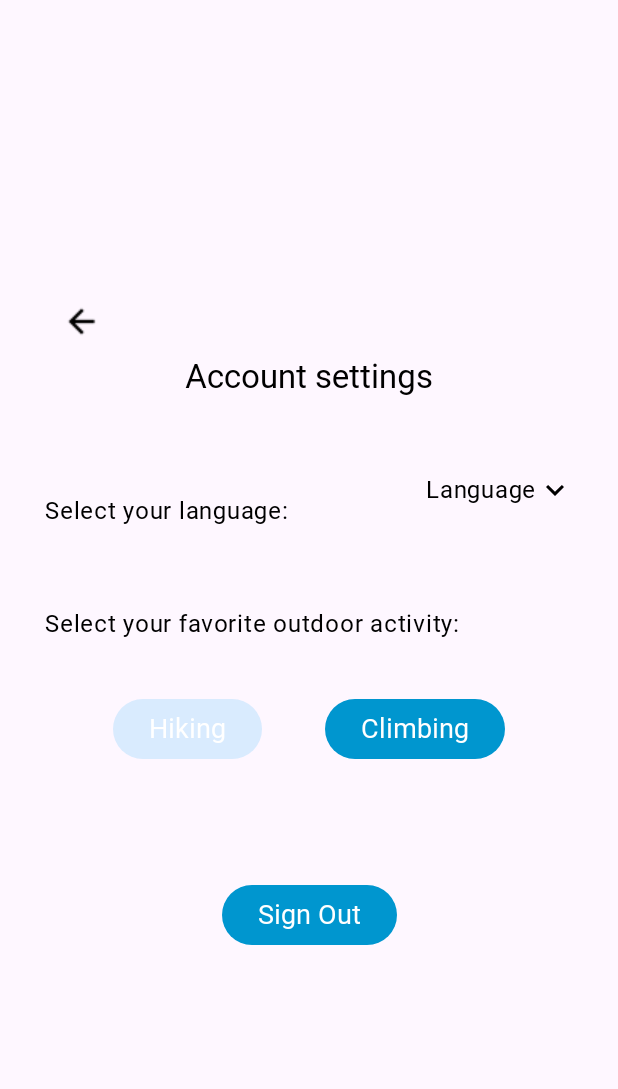
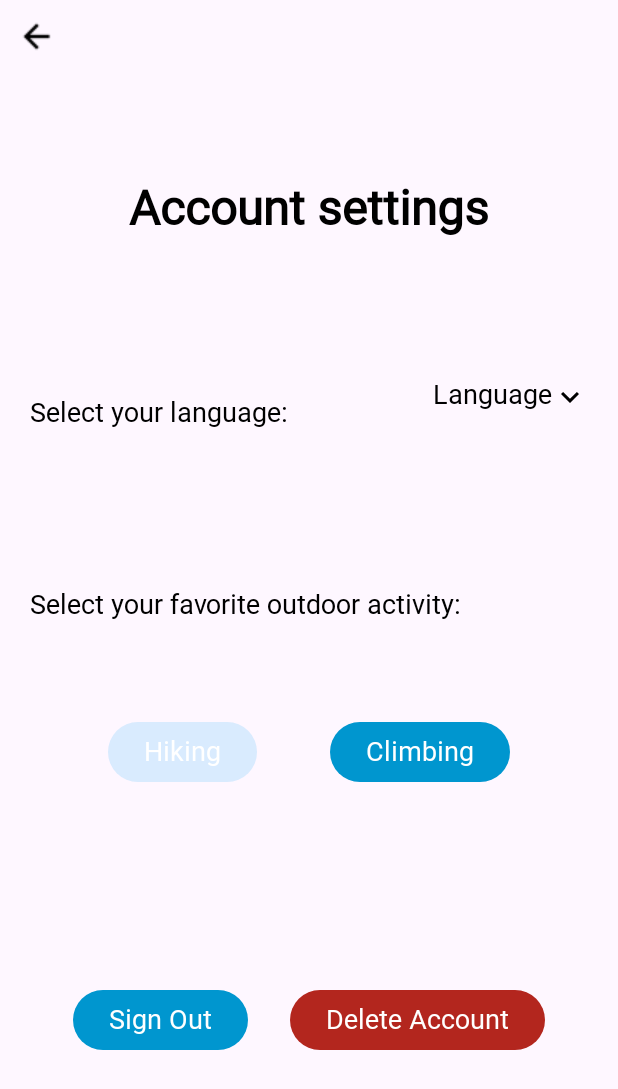
Before and after one commit to LASTA-OUTDOOR/lasta, an Android app built with Jetpack Compose: the composable SettingsScreen shown on its own in the app's theme, on a phone screen of 412 x 824 dp. Shown: the top 1089 px of the screen. Run offline under Robolectric (Android 15) with nearby library versions, the phone set to English and light mode, and no system bars; our stand-ins replace Dagger/Hilt's generated code, Firebase (no records; nobody signed in at launch, a user with empty details on screens opened directly); Roboto replaces fonts that are not available here.

Commit message:
SettingsScreen finished, and now SetupScreen shows up only for SignUp

```diff
--- a/app/src/main/java/com/lastaoutdoor/lasta/data/auth/AuthRepositoryImpl.kt
+++ b/app/src/main/java/com/lastaoutdoor/lasta/data/auth/AuthRepositoryImpl.kt
@@ -53,7 +53,6 @@ constructor(
       val user = userCredential.user
       if (user != null) {
         isSignUp.value = userCredential.additionalUserInfo?.isNewUser ?: false
-        println("isSignUp: ${isSignUp.value}")
         if (isSignUp.value) {
           // This is a sign-up, so create a new UserModel
           val userModel = UserModel(user, HikingLevel.BEGINNER)
--- a/app/src/main/java/com/lastaoutdoor/lasta/ui/components/DropDownMenuComponent.kt
+++ b/app/src/main/java/com/lastaoutdoor/lasta/ui/components/DropDownMenuComponent.kt
@@ -32,7 +32,7 @@ fun <T> DropDownMenuComponent(
 
   Column {
     Row {
-      Text(fieldText, color = MaterialTheme.colorScheme.onBackground)
+      Text(fieldText, style = MaterialTheme.typography.headlineMedium, color = MaterialTheme.colorScheme.onBackground)
       Icon(
           imageVector = Icons.Outlined.KeyboardArrowDown,
           contentDescription = "Dropdown",
@@ -53,8 +53,8 @@ fun <T> DropDownMenuComponent(
     }
     Text(
         selectedItem.toString(),
-        fontWeight = FontWeight.Normal,
-        style = TextStyle(fontSize = 24.sp),
+        fontWeight = FontWeight.Bold,
+        style = MaterialTheme.typography.headlineMedium,
         color = MaterialTheme.colorScheme.onBackground)
   }
 }
--- a/app/src/main/java/com/lastaoutdoor/lasta/ui/navigation/LoginNavGraph.kt
+++ b/app/src/main/java/com/lastaoutdoor/lasta/ui/navigation/LoginNavGraph.kt
@@ -23,14 +23,10 @@ fun LoginNavGraph(
       route = RootScreen.Login.route,
       startDestination = LeafScreen.SignIn.route) {
       composable(LeafScreen.SignIn.route) {
-          LoginScreen(navController = navController, authViewModel = authViewModel)
+          LoginScreen(rootNavController = rootNavController, navController = navController, authViewModel = authViewModel)
       }
       composable(LeafScreen.Setup.route) {
           SetupScreen(rootNavController = rootNavController, authViewModel = authViewModel)
       }
-      composable(RootScreen.Main.route) {
-          MainScreen(rootNavController = navController)
-      }
-
   }
 }
--- a/app/src/main/java/com/lastaoutdoor/lasta/ui/navigation/MenuNavGraph.kt
+++ b/app/src/main/java/com/lastaoutdoor/lasta/ui/navigation/MenuNavGraph.kt
@@ -10,6 +10,7 @@ import com.lastaoutdoor.lasta.ui.screen.activities.MoreInfoScreen
 import com.lastaoutdoor.lasta.ui.screen.discovery.DiscoveryScreen
 import com.lastaoutdoor.lasta.ui.screen.favorites.FavoritesScreen
 import com.lastaoutdoor.lasta.ui.screen.profile.ProfileScreen
+import com.lastaoutdoor.lasta.ui.screen.settings.SettingsScreen
 import com.lastaoutdoor.lasta.ui.screen.social.SocialScreen
 
 @Composable
@@ -27,8 +28,9 @@ fun MenuNavGraph(
         composable(LeafScreen.Favorites.route) { FavoritesScreen(navController) }
         composable(LeafScreen.Social.route) { SocialScreen() }
         composable(LeafScreen.Profile.route) {
-          ProfileScreen(rootNavController = rootNavController)
+          ProfileScreen(rootNavController = rootNavController, navController = navController)
         }
         composable(LeafScreen.MoreInfo.route) { MoreInfoScreen(navController = navController) }
+        composable(LeafScreen.Settings.route) { SettingsScreen(rootNavController = rootNavController, navController = navController) }
       }
 }
--- a/app/src/main/java/com/lastaoutdoor/lasta/ui/navigation/MenuNavigation.kt
+++ b/app/src/main/java/com/lastaoutdoor/lasta/ui/navigation/MenuNavigation.kt
@@ -59,7 +59,7 @@ fun MenuNavigation(navController: NavHostController) {
   val navBackStackEntry by navController.currentBackStackEntryAsState()
   val currentDestination = navBackStackEntry?.destination
 
-  if (currentDestination?.route != LeafScreen.MoreInfo.route) {
+  if (currentDestination?.route != LeafScreen.MoreInfo.route && currentDestination?.route != LeafScreen.Settings.route) {
     NavigationBar(modifier = Modifier.testTag("MenuNavigation")) {
       items.forEach { item ->
         val selected = currentDestination?.route == item.route
--- a/app/src/main/java/com/lastaoutdoor/lasta/ui/navigation/Routes.kt
+++ b/app/src/main/java/com/lastaoutdoor/lasta/ui/navigation/Routes.kt
@@ -27,4 +27,6 @@ sealed class LeafScreen(val route: String) {
   object Setup : LeafScreen("Setup")
 
   object MoreInfo : LeafScreen("MoreInfo")
+
+  object Settings : LeafScreen("Settings")
 }
--- a/app/src/main/java/com/lastaoutdoor/lasta/ui/screen/settings/SettingsScreen.kt
+++ b/app/src/main/java/com/lastaoutdoor/lasta/ui/screen/settings/SettingsScreen.kt
@@ -8,6 +8,7 @@ import androidx.compose.material3.Text
 import androidx.compose.runtime.*
 import androidx.compose.ui.Alignment
 import androidx.compose.ui.Modifier
+import androidx.compose.ui.text.font.FontWeight
 import androidx.compose.ui.text.style.TextAlign
 import androidx.compose.ui.unit.dp
 import androidx.hilt.navigation.compose.hiltViewModel
@@ -23,6 +24,7 @@ import kotlinx.coroutines.flow.Flow
 
 @Composable
 fun SettingsScreen(
+    rootNavController: NavHostController,
     navController: NavHostController,
     preferencesViewModel: PreferencesViewModel = hiltViewModel(),
     authViewModel: AuthViewModel = hiltViewModel()
@@ -35,29 +37,30 @@ fun SettingsScreen(
 
     var isHikingSelected by remember { mutableStateOf(isHiking) }
 
+    TopBarLogo(logoPainterId = R.drawable.arrow_back) {
+        //preferencesViewModel.updateLanguage(selectedLanguage)
+        //database.updateFieldInUser(authViewModel.user!!.userId, "language", selectedLanguage)
+        navController.navigateUp()
+    }
+
     Column(
         modifier = Modifier
             .fillMaxSize()
-            .padding(horizontal = 30.dp, vertical = 190.dp),
+            .padding(horizontal = 20.dp, vertical = 120.dp),
         verticalArrangement = Arrangement.SpaceBetween
     ) {
-
-        TopBarLogo(logoPainterId = R.drawable.arrow_back) {
-            preferencesViewModel.updateLanguage(selectedLanguage)
-            database.updateFieldInUser(authViewModel.user!!.userId, "language", selectedLanguage)
-            navController.navigateUp()
-        }
 
         // Title "Settings"
         Text(
             text = "Account settings",
-            style = MaterialTheme.typography.headlineLarge,
+            fontWeight = FontWeight.Bold,
+            style = MaterialTheme.typography.displayLarge,
             color = MaterialTheme.colorScheme.onBackground,
             modifier = Modifier.fillMaxWidth(),
             textAlign = TextAlign.Center
         )
 
-        Spacer(modifier = Modifier.height(50.dp))
+        Spacer(modifier = Modifier.height(40.dp))
 
         // Language selection
         Row(
@@ -67,7 +70,7 @@ fun SettingsScreen(
         ) {
             Text(
                 text = "Select your language: ",
-                style = MaterialTheme.typography.bodyLarge,
+                style = MaterialTheme.typography.headlineMedium,
                 color = MaterialTheme.colorScheme.onBackground
             )
             DropDownMenuComponent(
@@ -85,7 +88,7 @@ fun SettingsScreen(
         // Outdoor activity selection
         Text(
             text = "Select your favorite outdoor activity: ",
-            style = MaterialTheme.typography.bodyLarge,
+            style = MaterialTheme.typography.headlineMedium,
             color = MaterialTheme.colorScheme.onBackground
         )
 
@@ -99,7 +102,8 @@ fun SettingsScreen(
             Button(
                 onClick = { isHikingSelected = true
                           preferencesViewModel.updatePrefSport("Hiking")
-                          database.updateFieldInUser(authViewModel.user!!.userId, "prefSport", "Hiking")},
+                          //database.updateFieldInUser(authViewModel.user!!.userId, "prefSport", "Hiking")
+                     },
                 modifier = Modifier.padding(16.dp),
                 colors =
                 if (isHikingSelected) {
@@ -119,7 +123,8 @@ fun SettingsScreen(
             Button(
                 onClick = { isHikingSelected = false
                           preferencesViewModel.updatePrefSport("Climbing")
-                          database.updateFieldInUser(authViewModel.user!!.userId, "prefSport", "Climbing")},
+                          //database.updateFieldInUser(authViewModel.user!!.userId, "prefSport", "Climbing")
+                    },
                 modifier = Modifier.padding(16.dp),
                 colors =
                 if (!isHikingSelected) {
@@ -141,18 +146,35 @@ fun SettingsScreen(
         Spacer(modifier = Modifier.height(40.dp))
 
         Box(modifier = Modifier.fillMaxWidth(), contentAlignment = Alignment.Center) {
-            Button(
-                onClick = {
 
-                    // Sign out the user
-                    authViewModel.signOut()
+            Row(modifier = Modifier.fillMaxWidth(), horizontalArrangement = Arrangement.SpaceEvenly) {
+                Button(
+                    onClick = {
+                        authViewModel.signOut()
+                        rootNavController.popBackStack()
+                        rootNavController.navigate(RootScreen.Login.route)
+                    }
+                ) {
+                    Text(text = "Sign Out")
+                }
 
-                    // Navigate to the Login screen
-                    navController.navigate(RootScreen.Login.route)
+                Button(
+                    onClick = {
+                        preferencesViewModel.clearPreferences()
+                        preferencesViewModel.updateIsLoggedIn(false)
+                        authViewModel.signOut()
+                        rootNavController.popBackStack()
+                        rootNavController.navigate(RootScreen.Login.route)
+                    },
+                    colors = ButtonDefaults.buttonColors(
+                        containerColor = MaterialTheme.colorScheme.error,
+                        contentColor = MaterialTheme.colorScheme.onError
+                    )
+                ) {
+                    Text(text = "Delete Account")
                 }
-            ) {
-                Text(text = "Sign Out")
             }
+
         }
     }
 }
```
Also changed, not shown: app/src/main/java/com/lastaoutdoor/lasta/ui/screen/login/LoginScreen.kt (+3 -7 lines), app/src/main/java/com/lastaoutdoor/lasta/ui/screen/profile/ProfileScreen.kt (+8 -37 lines), app/src/main/java/com/lastaoutdoor/lasta/ui/screen/setup/SetupScreen.kt (+7 -4 lines).
